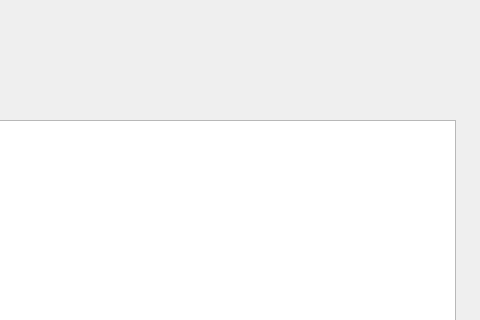
Before: the Qt Designer form biblioteka.ui in KapiZG/QTBazaDanych, drawn with Qt 5; both pictures show x 520 to 1000 and y 0 to 320 of the 1000 by 850 pixel window.
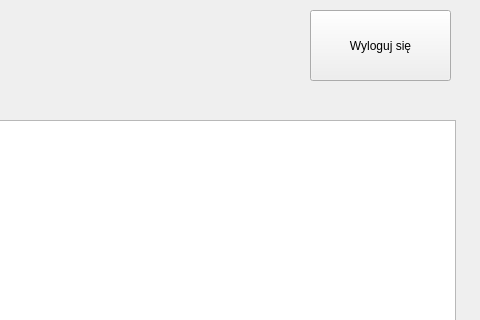
After: the same form once the commit is applied.

The edit to the form file:
```diff
--- a/biblioteka.ui
+++ b/biblioteka.ui
@@ -46,6 +46,19 @@
     </rect>
    </property>
   </widget>
+  <widget class="QPushButton" name="Wyloguj">
+   <property name="geometry">
+    <rect>
+     <x>830</x>
+     <y>10</y>
+     <width>141</width>
+     <height>71</height>
+    </rect>
+   </property>
+   <property name="text">
+    <string>Wyloguj się</string>
+   </property>
+  </widget>
  </widget>
  <resources/>
  <connections/>
```
